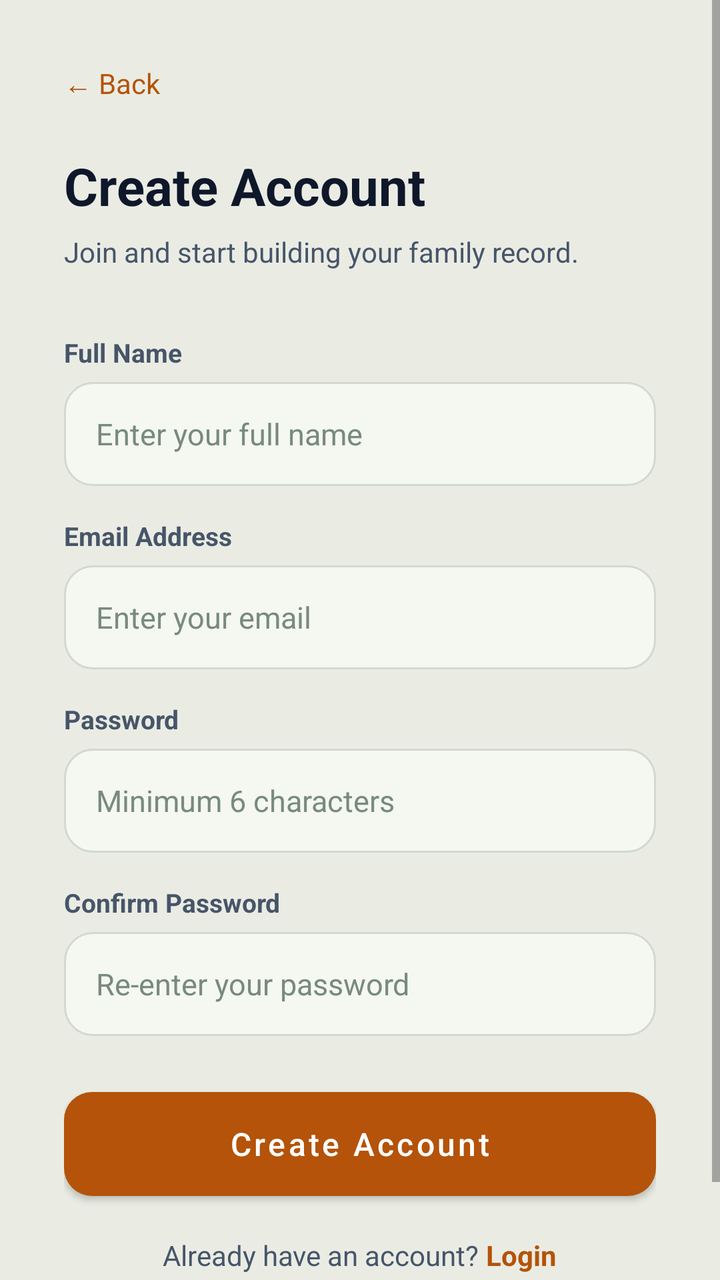
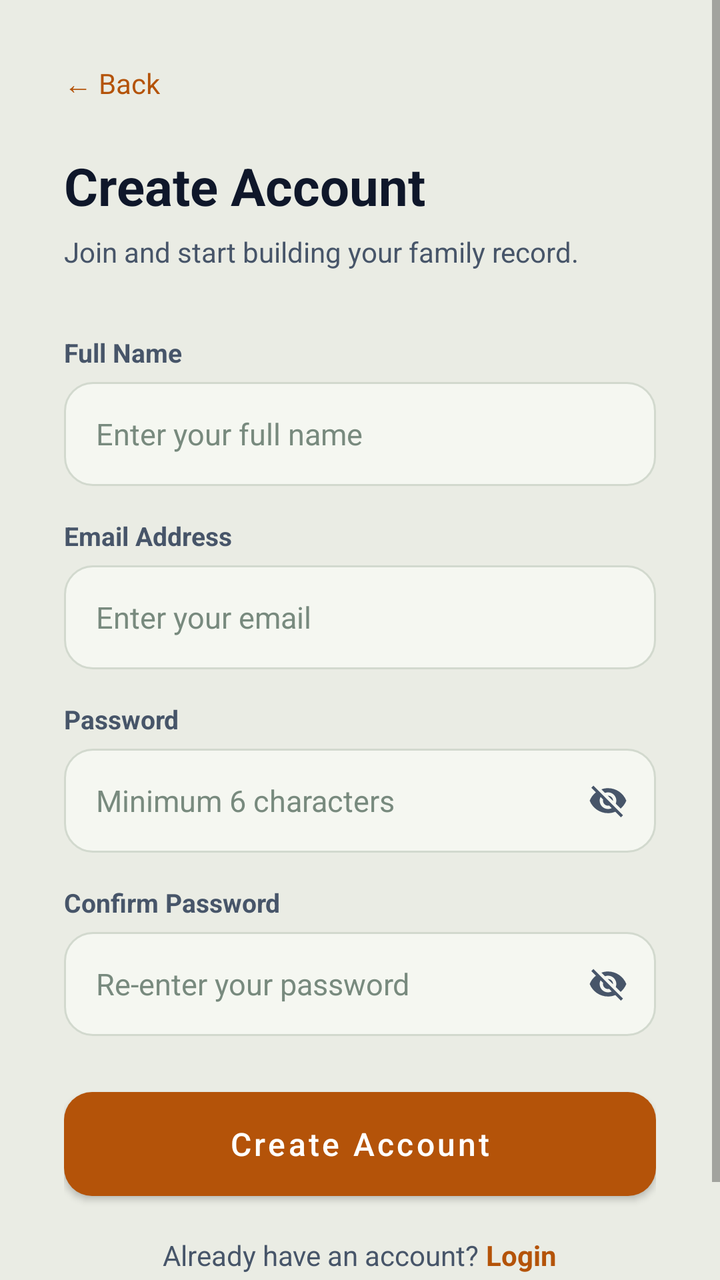

Compare the two renders of this Android layout. The source of the first and the diff that turns it into the second are given below.
<!-- AndroidManifest.xml: application theme Theme.BTProject2 -->
<!-- res/layout/activity_register.xml -->
<?xml version="1.0" encoding="utf-8"?>
<ScrollView xmlns:android="http://schemas.android.com/apk/res/android"
    android:layout_width="match_parent"
    android:layout_height="match_parent"
    android:background="@color/background">

    <LinearLayout
        android:layout_width="match_parent"
        android:layout_height="wrap_content"
        android:orientation="vertical"
        android:padding="32dp"
        android:paddingTop="60dp">

        
        <TextView
            android:id="@+id/btnBackToWelcome"
            android:layout_width="wrap_content"
            android:layout_height="wrap_content"
            android:text="← Back"
            android:textSize="14sp"
            android:textColor="@color/primary"
            android:layout_marginBottom="24dp"
            android:clickable="true"
            android:focusable="true" />

        
        <TextView
            android:layout_width="wrap_content"
            android:layout_height="wrap_content"
            android:text="Create Account"
            android:textSize="26sp"
            android:textStyle="bold"
            android:textColor="@color/text_primary"
            android:layout_marginBottom="6dp" />

        <TextView
            android:layout_width="wrap_content"
            android:layout_height="wrap_content"
            android:text="Join and start building your family record."
            android:textSize="14sp"
            android:textColor="@color/text_secondary"
            android:lineSpacingMultiplier="1.4"
            android:layout_marginBottom="32dp" />

        
        <TextView
            android:layout_width="wrap_content"
            android:layout_height="wrap_content"
            android:text="Full Name"
            android:textSize="13sp"
            android:textStyle="bold"
            android:textColor="@color/text_secondary"
            android:layout_marginBottom="6dp" />

        <EditText
            android:id="@+id/etFullName"
            android:layout_width="match_parent"
            android:layout_height="52dp"
            android:hint="Enter your full name"
            android:inputType="textPersonName"
            android:background="@drawable/input_bg_white"
            android:paddingStart="16dp"
            android:paddingEnd="16dp"
            android:textSize="15sp"
            android:textColor="@color/text_primary"
            android:textColorHint="@color/text_hint"
            android:layout_marginBottom="16dp" />

        
        <TextView
            android:layout_width="wrap_content"
            android:layout_height="wrap_content"
            android:text="Email Address"
            android:textSize="13sp"
            android:textStyle="bold"
            android:textColor="@color/text_secondary"
            android:layout_marginBottom="6dp" />

        <EditText
            android:id="@+id/etEmail"
            android:layout_width="match_parent"
            android:layout_height="52dp"
            android:hint="Enter your email"
            android:inputType="textEmailAddress"
            android:background="@drawable/input_bg_white"
            android:paddingStart="16dp"
            android:paddingEnd="16dp"
            android:textSize="15sp"
            android:textColor="@color/text_primary"
            android:textColorHint="@color/text_hint"
            android:layout_marginBottom="16dp" />

        
        <TextView
            android:layout_width="wrap_content"
            android:layout_height="wrap_content"
            android:text="Password"
            android:textSize="13sp"
            android:textStyle="bold"
            android:textColor="@color/text_secondary"
            android:layout_marginBottom="6dp" />

        <EditText
            android:id="@+id/etPassword"
            android:layout_width="match_parent"
            android:layout_height="52dp"
            android:hint="Minimum 6 characters"
            android:inputType="textPassword"
            android:background="@drawable/input_bg_white"
            android:paddingStart="16dp"
            android:paddingEnd="16dp"
            android:textSize="15sp"
            android:textColor="@color/text_primary"
            android:textColorHint="@color/text_hint"
            android:layout_marginBottom="16dp" />

        
        <TextView
            android:layout_width="wrap_content"
            android:layout_height="wrap_content"
            android:text="Confirm Password"
            android:textSize="13sp"
            android:textStyle="bold"
            android:textColor="@color/text_secondary"
            android:layout_marginBottom="6dp" />

        <EditText
            android:id="@+id/etConfirmPassword"
            android:layout_width="match_parent"
            android:layout_height="52dp"
            android:hint="Re-enter your password"
            android:inputType="textPassword"
            android:background="@drawable/input_bg_white"
            android:paddingStart="16dp"
            android:paddingEnd="16dp"
            android:textSize="15sp"
            android:textColor="@color/text_primary"
            android:textColorHint="@color/text_hint"
            android:layout_marginBottom="28dp" />

        
        <Button
            android:id="@+id/btnCreateAccount"
            android:layout_width="match_parent"
            android:layout_height="52dp"
            android:text="Create Account"
            android:textSize="16sp"
            android:textColor="@color/white"
            android:background="@drawable/btn_primary_bg"
            android:textAllCaps="false"
            android:layout_marginBottom="20dp" />

        
        <LinearLayout
            android:layout_width="match_parent"
            android:layout_height="wrap_content"
            android:gravity="center"
            android:orientation="horizontal"
            android:layout_marginBottom="24dp">

            <TextView
                android:layout_width="wrap_content"
                android:layout_height="wrap_content"
                android:text="Already have an account? "
                android:textSize="14sp"
                android:textColor="@color/text_secondary" />

            <TextView
                android:id="@+id/tvGoToLogin"
                android:layout_width="wrap_content"
                android:layout_height="wrap_content"
                android:text="Login"
                android:textSize="14sp"
                android:textStyle="bold"
                android:textColor="@color/primary"
                android:clickable="true"
                android:focusable="true" />
        </LinearLayout>

    </LinearLayout>
</ScrollView>
<!-- resources referenced by this layout -->
<resources>
  <color name="background">#EAECE4</color>
  <color name="primary">#B45309</color>
  <color name="text_hint">#788A7E</color>
  <color name="text_primary">#0F172A</color>
  <color name="text_secondary">#475569</color>
  <color name="white">#FFFFFF</color>
  <!-- drawable btn_primary_bg (drawable) -->
  <?xml version="1.0" encoding="utf-8"?>
  <shape xmlns:android="http://schemas.android.com/apk/res/android"
      android:shape="rectangle">
      <solid android:color="@color/gold_accent" />
      <corners android:radius="14dp" />
  </shape>
  <!-- drawable input_bg_white (drawable) -->
  <?xml version="1.0" encoding="utf-8"?>
  <shape xmlns:android="http://schemas.android.com/apk/res/android"
      android:shape="rectangle">
      <solid android:color="@color/forest_card" />
      <corners android:radius="14dp" />
      <stroke android:width="1dp" android:color="@color/forest_card_border" />
  </shape>
  <style name="Theme.BTProject2" parent="Theme.MaterialComponents.DayNight.NoActionBar">
          <item name="colorPrimary">@color/gold_accent</item>
          <item name="colorPrimaryDark">@color/gold_accent_dark</item>
          <item name="colorAccent">@color/gold_accent</item>
          <item name="android:windowBackground">@color/forest_bg</item>
          <item name="android:statusBarColor">@color/forest_bg</item>
          <item name="android:windowLightStatusBar">true</item>
      </style>
  <color name="gold_accent">#B45309</color>
  <color name="forest_card">#F5F7F1</color>
  <color name="forest_card_border">#D2D9CE</color>
  <color name="gold_accent_dark">#78350F</color>
  <color name="forest_bg">#EAECE4</color>
</resources>

<!-- the commit's change to res/layout/activity_register.xml (unified diff, before → after) -->
@@ -100,19 +100,36 @@
             android:textColor="@color/text_secondary"
             android:layout_marginBottom="6dp" />
 
-        <EditText
-            android:id="@+id/etPassword"
-            android:layout_width="match_parent"
-            android:layout_height="52dp"
-            android:hint="Minimum 6 characters"
-            android:inputType="textPassword"
-            android:background="@drawable/input_bg_white"
-            android:paddingStart="16dp"
-            android:paddingEnd="16dp"
-            android:textSize="15sp"
-            android:textColor="@color/text_primary"
-            android:textColorHint="@color/text_hint"
-            android:layout_marginBottom="16dp" />
+        <FrameLayout
+            android:layout_width="match_parent"
+            android:layout_height="wrap_content"
+            android:layout_marginBottom="16dp">
+
+            <EditText
+                android:id="@+id/etPassword"
+                android:layout_width="match_parent"
+                android:layout_height="52dp"
+                android:hint="Minimum 6 characters"
+                android:inputType="textPassword"
+                android:background="@drawable/input_bg_white"
+                android:paddingStart="16dp"
+                android:paddingEnd="48dp"
+                android:textSize="15sp"
+                android:textColor="@color/text_primary"
+                android:textColorHint="@color/text_hint" />
+
+            <ImageView
+                android:id="@+id/btnTogglePassword"
+                android:layout_width="48dp"
+                android:layout_height="52dp"
+                android:layout_gravity="end|center_vertical"
+                android:padding="14dp"
+                android:src="@drawable/ic_visibility_off"
+                android:contentDescription="Show password"
+                android:background="?attr/selectableItemBackgroundBorderless"
+                android:clickable="true"
+                android:focusable="true" />
+        </FrameLayout>
 
         
         <TextView
@@ -124,19 +141,36 @@
             android:textColor="@color/text_secondary"
             android:layout_marginBottom="6dp" />
 
-        <EditText
-            android:id="@+id/etConfirmPassword"
-            android:layout_width="match_parent"
-            android:layout_height="52dp"
-            android:hint="Re-enter your password"
-            android:inputType="textPassword"
-            android:background="@drawable/input_bg_white"
-            android:paddingStart="16dp"
-            android:paddingEnd="16dp"
-            android:textSize="15sp"
-            android:textColor="@color/text_primary"
-            android:textColorHint="@color/text_hint"
-            android:layout_marginBottom="28dp" />
+        <FrameLayout
+            android:layout_width="match_parent"
+            android:layout_height="wrap_content"
+            android:layout_marginBottom="28dp">
+
+            <EditText
+                android:id="@+id/etConfirmPassword"
+                android:layout_width="match_parent"
+                android:layout_height="52dp"
+                android:hint="Re-enter your password"
+                android:inputType="textPassword"
+                android:background="@drawable/input_bg_white"
+                android:paddingStart="16dp"
+                android:paddingEnd="48dp"
+                android:textSize="15sp"
+                android:textColor="@color/text_primary"
+                android:textColorHint="@color/text_hint" />
+
+            <ImageView
+                android:id="@+id/btnToggleConfirmPassword"
+                android:layout_width="48dp"
+                android:layout_height="52dp"
+                android:layout_gravity="end|center_vertical"
+                android:padding="14dp"
+                android:src="@drawable/ic_visibility_off"
+                android:contentDescription="Show password"
+                android:background="?attr/selectableItemBackgroundBorderless"
+                android:clickable="true"
+                android:focusable="true" />
+        </FrameLayout>
 
         
         <Button
<!-- resource entries referenced after the edit -->
@@ -13,6 +13,16 @@
       <solid android:color="@color/gold_accent" />
       <corners android:radius="14dp" />
   </shape>
+  <!-- drawable ic_visibility_off (drawable) -->
+  <vector xmlns:android="http://schemas.android.com/apk/res/android"
+      android:width="24dp"
+      android:height="24dp"
+      android:viewportWidth="24"
+      android:viewportHeight="24">
+    <path
+        android:fillColor="@color/text_secondary"
+        android:pathData="M12,7c2.76,0 5,2.24 5,5 0,0.65 -0.13,1.26 -0.36,1.82l2.92,2.92c1.51,-1.26 2.7,-2.89 3.44,-4.74 -1.73,-4.39 -6,-7.5 -11,-7.5 -1.4,0 -2.74,0.25 -3.98,0.7l2.16,2.16C10.74,7.13 11.35,7 12,7zM2,4.27l2.28,2.28 0.46,0.46C3.08,8.3 1.78,10.02 1,12c1.73,4.39 6,7.5 11,7.5 1.55,0 3.03,-0.3 4.38,-0.84l0.42,0.42L19.73,22 21,20.73 3.27,3 2,4.27zM7.53,9.8l1.55,1.55c-0.05,0.21 -0.08,0.43 -0.08,0.65 0,1.66 1.34,3 3,3 0.22,0 0.44,-0.03 0.65,-0.08l1.55,1.55c-0.67,0.33 -1.41,0.53 -2.2,0.53 -2.76,0 -5,-2.24 -5,-5 0,-0.79 0.2,-1.53 0.53,-2.2zM11.84,9.02l3.15,3.15 0.02,-0.16c0,-1.66 -1.34,-3 -3,-3l-0.17,0.01z"/>
+  </vector>
   <!-- drawable input_bg_white (drawable) -->
   <?xml version="1.0" encoding="utf-8"?>
   <shape xmlns:android="http://schemas.android.com/apk/res/android"
